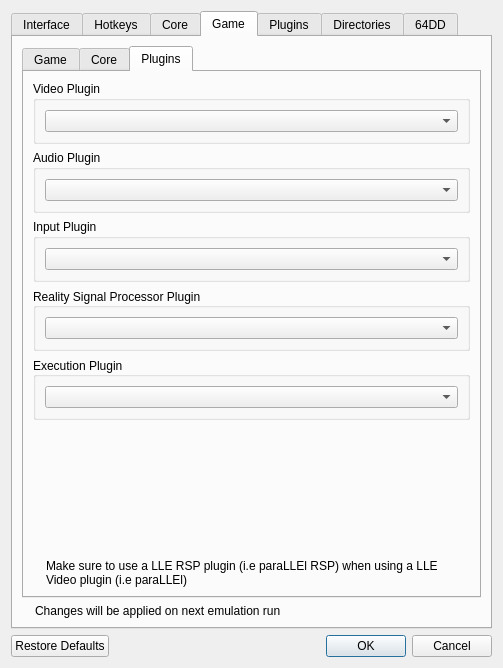
Old version of the form Source/RMG/UserInterface/Dialog/SettingsDialog.ui in the repository MarioPartyNetplay/Mupen-MPN.
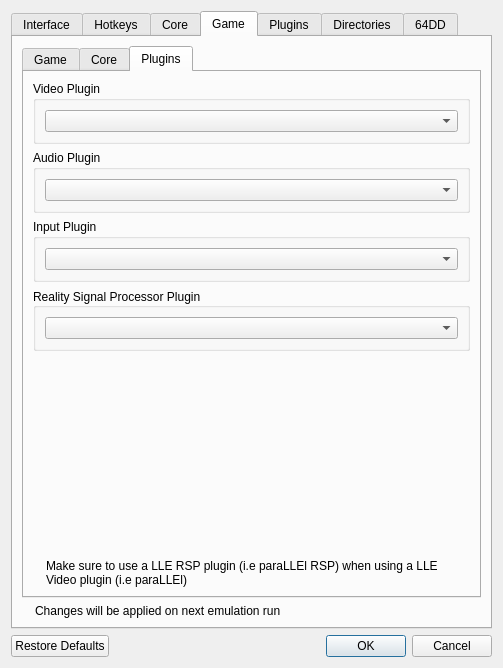
New version of the form. The open tabs and pages were chosen to show the change. Icons and pictures are not drawn. Custom widgets are drawn as their Qt base class.

Commit message:
Revert "merge execution plugins (#1)"
This reverts commit b1ea1df7e2deccce098be440316ebc05ec2a0319.

Patch:
```diff
--- a/Source/RMG/UserInterface/Dialog/SettingsDialog.ui
+++ b/Source/RMG/UserInterface/Dialog/SettingsDialog.ui
@@ -2446,40 +2446,6 @@
                  </layout>
                 </widget>
                </item>
-               <item>
-                <widget class="QGroupBox" name="groupBox_29">
-                 <property name="enabled">
-                  <bool>true</bool>
-                 </property>
-                 <property name="title">
-                  <string>Execution Plugin</string>
-                 </property>
-                 <property name="alignment">
-                  <set>Qt::AlignLeading|Qt::AlignLeft|Qt::AlignVCenter</set>
-                 </property>
-                 <property name="flat">
-                  <bool>false</bool>
-                 </property>
-                 <property name="checkable">
-                  <bool>false</bool>
-                 </property>
-                 <property name="checked">
-                  <bool>false</bool>
-                 </property>
-                 <layout class="QHBoxLayout" name="horizontalLayout_66">
-                  <item>
-                   <widget class="QComboBox" name="gameExecutionPluginsComboBox">
-                    <property name="sizePolicy">
-                     <sizepolicy hsizetype="Expanding" vsizetype="Fixed">
-                      <horstretch>0</horstretch>
-                      <verstretch>0</verstretch>
-                     </sizepolicy>
-                    </property>
-                   </widget>
-                  </item>
-                 </layout>
-                </widget>
-               </item>
                <item>
                 <spacer name="verticalSpacer_10">
                  <property name="orientation">
```
Left out of the diff: 31 changed lines with no effect on the pictures. The commit also changes 52 other files.
